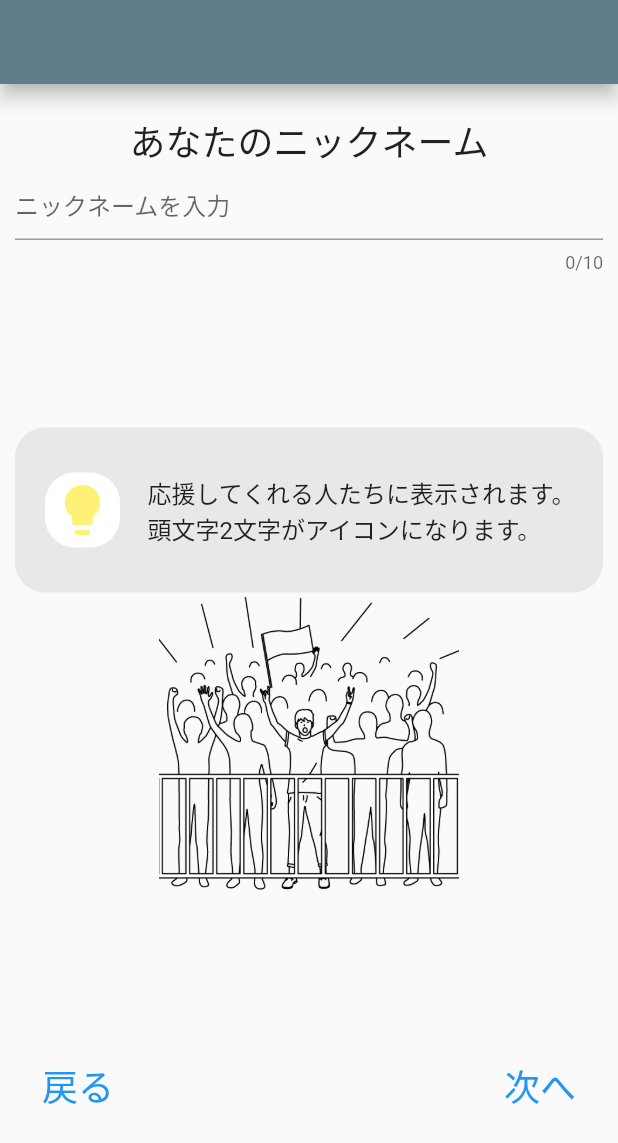
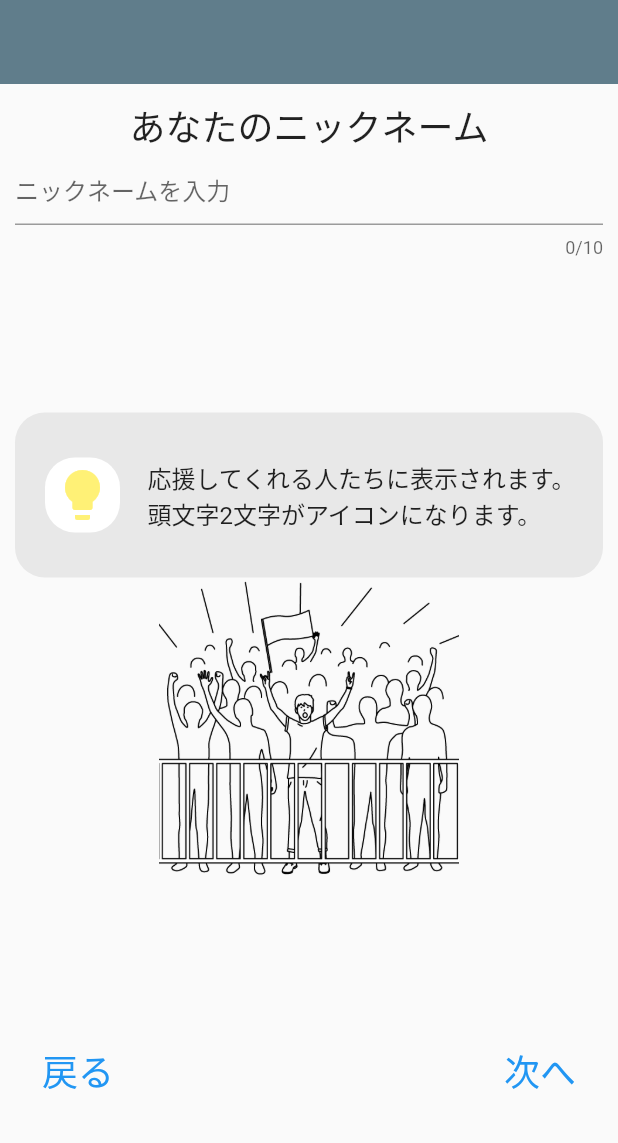
Before and after one commit to y0303noki/YellApp, a Flutter app: the StartMySettinMynamePage screen opened directly, after a tap on "次へ", on a phone screen of 412 x 824 dp. Shown: the top 1143 px of the screen. Run offline on Flutter 3.47's test engine with Material 2 defaults, Android fonts, the phone set to English and light mode, and no system bars; our stand-ins replace bubble, cloud_firestore, firebase_auth, firebase_core, flutter_hooks, hooks_riverpod and 2 more; accounts and stored records are empty; network calls fail.

Commit message:
一旦終わり

```diff
--- a/lib/screen/my/start_my_setting_myname_page.dart
+++ b/lib/screen/my/start_my_setting_myname_page.dart
@@ -2,16 +2,26 @@ import 'package:flutter/material.dart';
 import 'package:hooks_riverpod/hooks_riverpod.dart';
 import 'package:yell_app/components/widget/common_widget.dart';
 import 'package:yell_app/components/widget/text_widget.dart';
+import 'package:yell_app/firebase/my_goal_firebase.dart';
+import 'package:yell_app/model/invite.dart';
+import 'package:yell_app/model/myGoal.dart';
+import 'package:yell_app/screen/my/my_achievement_page.dart';
 import 'package:yell_app/screen/my/start_my_setting_confirm_page.dart';
+import 'package:yell_app/state/invite_provider.dart';
+import 'package:yell_app/state/my_achievment_provider.dart';
 import 'package:yell_app/state/start_my_setting_provider.dart';
 
 final errorTextProvider = StateProvider((ref) => '');
+MyGoalFirebase _myGoalFirebase = MyGoalFirebase();
 
 class StartMySettinMynamePage extends ConsumerWidget {
   const StartMySettinMynamePage({Key? key}) : super(key: key);
 
   @override
   Widget build(BuildContext context, WidgetRef ref) {
+    final myAchievment = ref.watch(myAchievmentProvider);
+    final invite = ref.watch(inviteProvider);
+
     final deviceSize = MediaQuery.of(context).size;
     String errorText = ref.watch(errorTextProvider);
     final startMySetting = ref.watch(startMySettingProvider);
@@ -22,12 +32,12 @@ class StartMySettinMynamePage extends ConsumerWidget {
       appBar: AppBar(
         backgroundColor: Colors.blueGrey,
         automaticallyImplyLeading: false,
-        elevation: 5,
+        elevation: 0,
         actions: const [],
       ),
       body: Container(
         margin: const EdgeInsets.only(
-          top: 20,
+          top: 10,
           left: 10,
           right: 10,
         ),
@@ -95,11 +105,13 @@ class StartMySettinMynamePage extends ConsumerWidget {
                             errorText = '';
                           }
                           startMySetting.myName = _textEditingController.text;
+
+                          myAchievment.refresh = true;
+                          sendMyGoalData(startMySetting, myAchievment, invite);
                           Navigator.push(
                             context,
                             MaterialPageRoute(
-                              builder: (context) =>
-                                  const StartMySettingConfirmPage(),
+                              builder: (context) => const MyAchievementPage(),
                             ),
                           );
                         },
@@ -115,4 +127,23 @@ class StartMySettinMynamePage extends ConsumerWidget {
       ),
     );
   }
+
+  // firestoreに送信
+  Future<void> sendMyGoalData(StartMySetting startMySetting,
+      MyAchievment myAchievment, Invite invite) async {
+    MyGoalModel model = MyGoalModel(
+      goalTitle: startMySetting.goalTitle,
+      myName: startMySetting.myName,
+    );
+
+    // データ送信
+    Map<String, Object?> resultMap =
+        await _myGoalFirebase.insertMyGoalData(model);
+    if (resultMap['myGoal'] != null) {
+      myAchievment.setInitialData(resultMap['myGoal'] as MyGoalModel, [], []);
+    }
+    if (resultMap['invite'] != null) {
+      invite.setInitialData(resultMap['invite'] as InviteModel);
+    }
+  }
 }
--- a/lib/screen/my/start_my_setting_page.dart
+++ b/lib/screen/my/start_my_setting_page.dart
@@ -24,7 +24,7 @@ class StartMySettingPage extends ConsumerWidget {
       appBar: AppBar(
         backgroundColor: Colors.blueGrey,
         automaticallyImplyLeading: false,
-        elevation: 5,
+        elevation: 0,
         actions: const [],
       ),
       body: Container(
@@ -43,7 +43,7 @@ class StartMySettingPage extends ConsumerWidget {
               children: [
                 Column(
                   children: [
-                    TextWidget.headLineText5('続けるえらいこと'),
+                    TextWidget.headLineText5('続けること'),
                     TextField(
                       controller: _textEditingController,
                       maxLength: 20,
```
Also changed, not shown: lib/screen/my/start_my_setting_confirm_page.dart (+4 -21 lines), lib/screen/other/start_other_yell_list_page.dart (+17 -2 lines).
